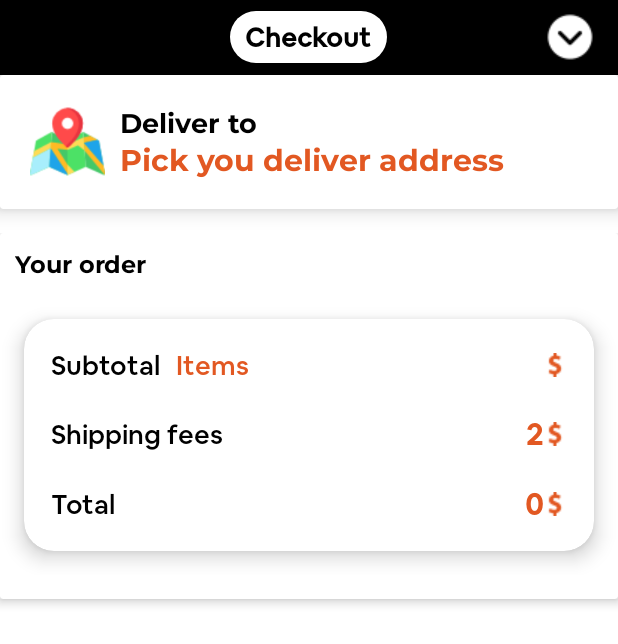
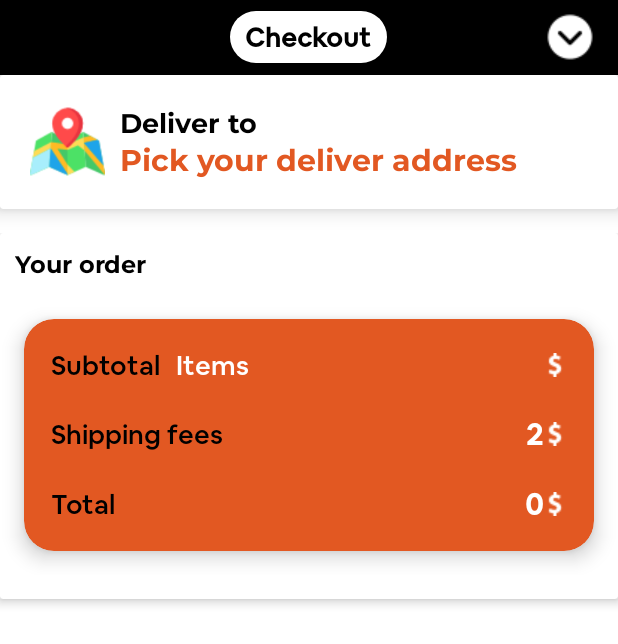
Before and after one commit to Stewie12061/FlashFastFood, an Android app: the CheckOutActivity screen opened directly, with no data from a screen before it, on a phone screen of 412 x 824 dp. Shown: the top 644 px of the screen. Run offline under Robolectric (Android 15) with nearby library versions, the phone set to English and light mode, and no system bars; our stand-ins replace Firebase (no records; nobody signed in at launch, a user with empty details on screens opened directly), Picasso; pictures from the network do not load; 2 statements that could not run were skipped.

Commit message:
add pickaddress

```diff
--- a/app/src/main/AndroidManifest.xml
+++ b/app/src/main/AndroidManifest.xml
@@ -7,7 +7,6 @@
     <uses-permission android:name="android.permission.ACCESS_COARSE_LOCATION" />
     <uses-permission android:name="android.permission.ACCESS_BACKGROUND_LOCATION" />
 
-
     <application
         android:allowBackup="true"
         android:icon="@mipmap/ic_fff"
@@ -15,6 +14,9 @@
         android:roundIcon="@mipmap/ic_fff_round"
         android:supportsRtl="true"
         android:theme="@style/Theme.FlashFastFoodMain" >
+        <activity
+            android:name=".PickAddressActivity"
+            android:exported="true" />
         <activity
             android:name=".CheckOutActivity"
             android:exported="true" />
--- a/app/src/main/java/com/example/flashfastfood/CheckOutActivity.java
+++ b/app/src/main/java/com/example/flashfastfood/CheckOutActivity.java
@@ -24,6 +24,7 @@ import android.view.LayoutInflater;
 import android.view.View;
 import android.view.ViewGroup;
 import android.widget.Button;
+import android.widget.RelativeLayout;
 import android.widget.TextView;
 import android.widget.Toast;
 
@@ -56,6 +57,8 @@ public class CheckOutActivity extends AppCompatActivity {
     String saveCurrentDate, saveCurrentTime, orderItemQuantity, orderPrice, orderShippingCharges, orderTotalPrice;
 
     TextView goback, orderAddress, txtOrderItemQuantity, txtOrderPrice, txtOrderTotalPrice, txtOrderShippingCharges, txtItem;
+
+    RelativeLayout btnPickAddress;
 
     FirebaseRecyclerOptions<Cart> options;
     FirebaseRecyclerAdapter<Cart, CartViewHolder> adapter;
@@ -114,6 +117,14 @@ public class CheckOutActivity extends AppCompatActivity {
 //            orderAddress.setError("You have to pick deliver address!");
 //            orderAddress.requestFocus();
 //        }
+        btnPickAddress = findViewById(R.id.relativeAddress);
+        btnPickAddress.setOnClickListener(new View.OnClickListener() {
+            @Override
+            public void onClick(View v) {
+
+            }
+        });
+
 
         txtOrderItemQuantity = findViewById(R.id.orderItemQuantity);
         txtOrderPrice = findViewById(R.id.orderPrice);
--- a/app/src/main/java/com/example/flashfastfood/Fragment/HomeFragment.java
+++ b/app/src/main/java/com/example/flashfastfood/Fragment/HomeFragment.java
@@ -130,7 +130,7 @@ public class HomeFragment extends Fragment {
                     Log.d(TAG,address.getLatitude()+" "+ address.getLongitude());
 
                     LatLng latLng = new LatLng(address.getLatitude(), address.getLongitude());
-                    mMap.addMarker(new MarkerOptions().position(latLng).title(ItemAddress).icon(BitmapDescriptorFactory.defaultMarker(BitmapDescriptorFactory.HUE_ROSE)));
+                    mMap.addMarker(new MarkerOptions().position(latLng).title("828 Sư Vạn Hạnh, Phường 13, Quận 10").icon(BitmapDescriptorFactory.defaultMarker(BitmapDescriptorFactory.HUE_ROSE)));
                     mMap.moveCamera(CameraUpdateFactory.newLatLngZoom(latLng,15));
                     mMap.getUiSettings().setZoomControlsEnabled(true);
                 }
--- a/app/src/main/res/layout/activity_check_out.xml
+++ b/app/src/main/res/layout/activity_check_out.xml
@@ -1,23 +1,16 @@
 <?xml version="1.0" encoding="utf-8"?>
-<androidx.core.widget.NestedScrollView xmlns:android="http://schemas.android.com/apk/res/android"
+<androidx.constraintlayout.widget.ConstraintLayout xmlns:android="http://schemas.android.com/apk/res/android"
     xmlns:app="http://schemas.android.com/apk/res-auto"
     xmlns:tools="http://schemas.android.com/tools"
     android:layout_width="match_parent"
     android:layout_height="match_parent"
     tools:context=".CheckOutActivity">
 
-    <androidx.constraintlayout.widget.ConstraintLayout
-        android:layout_width="match_parent"
-        android:layout_height="wrap_content"
-        android:paddingBottom="50dp">
-
     <RelativeLayout
         android:id="@+id/linearTop"
         android:layout_width="match_parent"
         android:layout_height="50dp"
         android:background="@color/black"
-            android:clipChildren="false"
-            android:clipToPadding="false"
         app:layout_constraintEnd_toEndOf="parent"
         app:layout_constraintStart_toStartOf="parent"
         app:layout_constraintTop_toTopOf="parent">
@@ -39,19 +32,33 @@
             android:id="@+id/itemDetailRating"
             android:layout_width="wrap_content"
             android:layout_height="wrap_content"
+            android:layout_centerInParent="true"
             android:layout_gravity="center_vertical"
             android:background="@drawable/bg_rounded_white"
             android:fontFamily="@font/airbnb_cereal"
             android:padding="5dp"
-                android:layout_centerInParent="true"
             android:paddingStart="10dp"
             android:paddingEnd="10dp"
             android:text="Checkout"
-                android:textStyle="bold"
             android:textColor="@color/black"
             android:textSize="18dp"
+            android:textStyle="bold"
             android:transitionName="rating" />
     </RelativeLayout>
+
+    <androidx.core.widget.NestedScrollView
+        android:layout_width="match_parent"
+        android:layout_height="wrap_content"
+        app:layout_constraintEnd_toEndOf="parent"
+        app:layout_constraintStart_toStartOf="parent"
+        app:layout_constraintTop_toBottomOf="@id/linearTop">
+
+
+
+    <androidx.constraintlayout.widget.ConstraintLayout
+        android:layout_width="match_parent"
+        android:layout_height="wrap_content"
+        android:paddingBottom="50dp">
 
         <RelativeLayout
             android:id="@+id/relativeAddress"
@@ -59,7 +66,7 @@
             android:layout_height="wrap_content"
             app:layout_constraintEnd_toEndOf="parent"
             app:layout_constraintStart_toStartOf="parent"
-            app:layout_constraintTop_toBottomOf="@id/linearTop">
+            app:layout_constraintTop_toTopOf="parent">
             <androidx.cardview.widget.CardView
                 android:layout_width="match_parent"
                 android:layout_height="wrap_content"
@@ -99,7 +106,7 @@
                             android:id="@+id/orderAddress"
                             android:layout_width="wrap_content"
                             android:layout_height="wrap_content"
-                            android:text="Pick you deliver address"
+                            android:text="Pick your deliver address"
                             android:textSize="20dp"
                             android:textColor="@color/orange"
                             android:fontFamily="@font/montserrat"
@@ -160,7 +167,7 @@
                         android:layout_width="match_parent"
                         android:layout_height="wrap_content"
                         app:cardElevation="8dp"
-                        app:cardBackgroundColor="@color/white"
+                        app:cardBackgroundColor="@color/orange"
                         android:layout_margin="16dp"
                         app:cardCornerRadius="20dp">
                         <LinearLayout
@@ -194,7 +201,7 @@
                                     android:layout_height="wrap_content"
                                     android:fontFamily="@font/airbnb_cereal"
                                     android:text="2"
-                                    android:textColor="@color/orange"
+                                    android:textColor="@color/white"
                                     android:textSize="18dp" />
                                 <TextView
                                     android:id="@+id/txtItem"
@@ -203,7 +210,7 @@
                                     android:fontFamily="@font/airbnb_cereal"
                                     android:text="Items"
                                     android:layout_marginStart="5dp"
-                                    android:textColor="@color/orange"
+                                    android:textColor="@color/white"
                                     android:textSize="18dp" />
                             </LinearLayout>
 
@@ -218,10 +225,10 @@
                                 android:text="50"
                                 android:textStyle="bold"
                                 android:drawableEnd="@drawable/dollar"
-                                android:drawableTint="@color/orange"
+                                android:drawableTint="@color/white"
                                 android:textAlignment="textEnd"
                                 android:textAllCaps="false"
-                                android:textColor="@color/orange"
+                                android:textColor="@color/white"
                                 android:textSize="20dp" />
                         </LinearLayout>
                         <LinearLayout
@@ -250,10 +257,10 @@
                                 android:text="2"
                                 android:textStyle="bold"
                                 android:drawableEnd="@drawable/dollar"
-                                android:drawableTint="@color/orange"
+                                android:drawableTint="@color/white"
                                 android:textAlignment="textEnd"
                                 android:textAllCaps="false"
-                                android:textColor="@color/orange"
+                                android:textColor="@color/white"
                                 android:textSize="20dp" />
                         </LinearLayout>
 
@@ -283,10 +290,10 @@
                                 android:text="52"
                                 android:textStyle="bold"
                                 android:drawableEnd="@drawable/dollar"
-                                android:drawableTint="@color/orange"
+                                android:drawableTint="@color/white"
                                 android:textAlignment="textEnd"
                                 android:textAllCaps="false"
-                                android:textColor="@color/orange"
+                                android:textColor="@color/white"
                                 android:textSize="20dp" />
                         </LinearLayout>
                     </LinearLayout>
@@ -307,3 +314,5 @@
     </androidx.constraintlayout.widget.ConstraintLayout>
 
     </androidx.core.widget.NestedScrollView>
+
+</androidx.constraintlayout.widget.ConstraintLayout>
--- a/app/src/main/res/layout/fragment_profile.xml
+++ b/app/src/main/res/layout/fragment_profile.xml
@@ -126,6 +126,8 @@
                             <TextView
                                 android:layout_width="match_parent"
                                 android:layout_height="wrap_content"
+                                android:paddingStart="10dp"
+                                android:paddingEnd="10dp"
                                 android:text="Edit Profile"
                                 android:textAlignment="center"
                                 android:textColor="@color/white"
```
Also changed, not shown: app/src/main/java/com/example/flashfastfood/PickAddressActivity.java (added, +13 -0 lines), app/src/main/res/layout/activity_pick_address.xml (added, +10 -0 lines), app/src/main/res/layout/fragment_home.xml (+24 -0 lines), app/src/main/res/drawable/search.png (added). Lines whose indentation alone changed are shown as unchanged.
